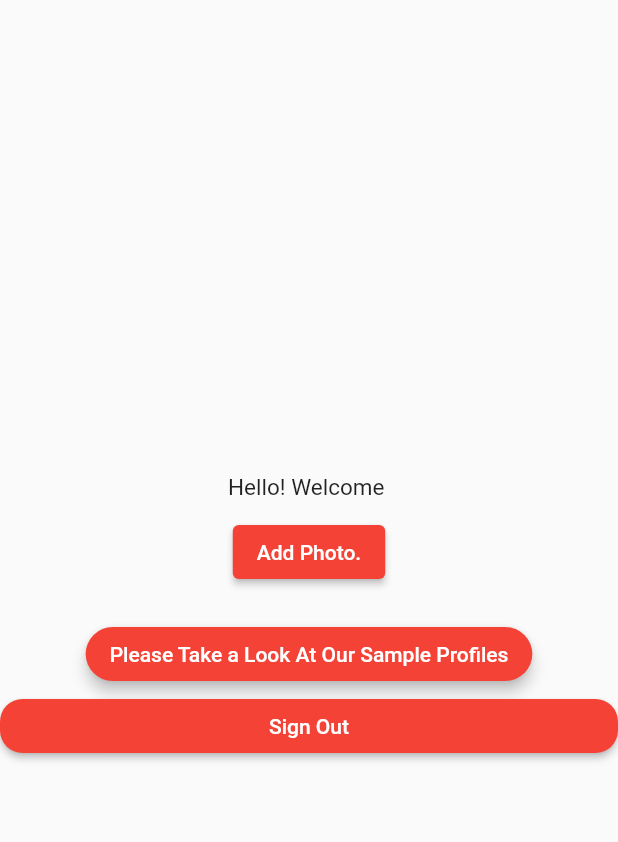
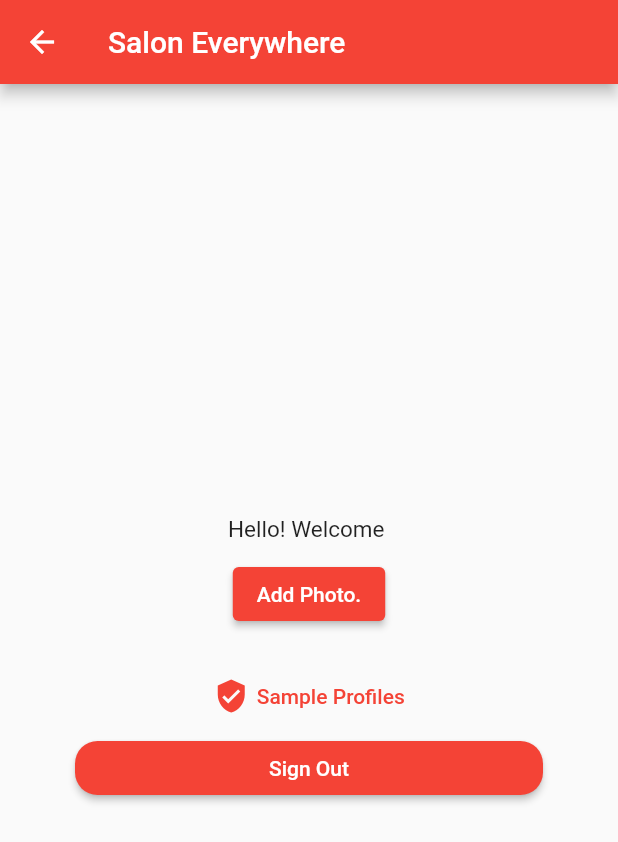
Before and after one commit to ahmadsami07/Flutter_Auth_Amplify, a Flutter app: the LoginScreen screen opened directly, after a tap on "Login", on a phone screen of 412 x 824 dp. Shown: the top 842 px of the screen. Run offline on Flutter 3.47's test engine with Material 2 defaults, Android fonts, the phone set to English and light mode, and no system bars; our stand-ins replace flutter_login, image_picker, webview_flutter; missing offline and left inert: amplify_analytics_pinpoint, amplify_auth_cognito, amplify_datastore, amplify_datastore_plugin_interface, amplify_flutter; accounts and stored records are empty.

Commit message:
sample profiles working

```diff
--- a/lib/Services/authentication.dart
+++ b/lib/Services/authentication.dart
@@ -6,6 +6,18 @@ import '../login_confirm.dart';
 import '../models/User.dart';
 
 class auth {
+  void _showError(BuildContext context, String message) {
+    ScaffoldMessenger.of(context).showSnackBar(
+      SnackBar(
+        backgroundColor: Colors.redAccent,
+        content: Text(
+          message,
+          style: TextStyle(fontSize: 15),
+        ),
+      ),
+    );
+  }
+
   signup(email, password, context) async {
     try {
       User myUser = User(name: email, email: email, profilePic: "");
@@ -39,12 +51,14 @@ class auth {
     }
   }
 
-  signin(email, password) async {
+  signin(email, password, context) async {
     try {
       SignInResult result =
           await Amplify.Auth.signIn(username: email, password: password);
-      return result;
+      Navigator.of(context).push(
+          MaterialPageRoute(builder: (context) => landingpage(email: email)));
     } on AuthException catch (e) {
+      _showError(context, e.recoverySuggestion);
       print(e.message);
     }
   }
--- /dev/null
+++ b/lib/Widget/appbar.dart
@@ -0,0 +1,8 @@
+import 'package:flutter/cupertino.dart';
+import 'package:flutter/material.dart';
+
+Widget myAppBar(BuildContext context) {
+  return AppBar(
+    title: Text("Salon Everywhere"),
+  );
+}
--- a/lib/landing_page.dart
+++ b/lib/landing_page.dart
@@ -1,5 +1,7 @@
 import 'package:flutter/material.dart';
 import 'package:image_picker/image_picker.dart';
+import 'package:loginapp2/Widget/appbar.dart';
+import 'package:loginapp2/screens/SampleScreen.dart';
 import 'package:webview_flutter/webview_flutter.dart';
 import 'loginscreen.dart';
 import 'models/User.dart';
@@ -78,6 +80,7 @@ class _landingpageState extends State<landingpage> {
   @override
   Widget build(BuildContext context) {
     return Scaffold(
+      appBar: myAppBar(context),
       body: Center(
         child: Column(
           mainAxisAlignment: MainAxisAlignment.center,
@@ -111,28 +114,33 @@ class _landingpageState extends State<landingpage> {
                   child: Text("Add Photo.")),
             const Padding(padding: EdgeInsets.only(top: 10)),
             const Padding(padding: EdgeInsets.only(top: 10)),
-            MaterialButton(
+            TextButton(
               onPressed: () {
-                WebView(
-                  initialUrl: "https://saloneverywhere.com/sample-profiles",
-                  javascriptMode: JavascriptMode.unrestricted,
+                Navigator.of(context).push(
+                  MaterialPageRoute(builder: (_) {
+                    return SampleScreen();
+                  }),
                 );
               },
-              elevation: 4,
-              color: Theme.of(context).primaryColor,
-              disabledColor: Colors.red.shade200,
-              shape: RoundedRectangleBorder(
-                borderRadius: BorderRadius.all(Radius.circular(20)),
-              ),
-              child: Text(
-                'Please Take a Look At Our Sample Profiles',
+              child: Row(
+                mainAxisAlignment: MainAxisAlignment.center,
+                crossAxisAlignment: CrossAxisAlignment.center,
+                children: [
+                  Icon(Icons.verified_user),
+                  const Padding(padding: EdgeInsets.only(left: 5)),
+                  Text(
+                    'Sample Profiles',
                     style: TextStyle(
-                  color: Colors.white,
+                      color: Colors.red,
                       fontSize: 14,
                     ),
                   ),
+                ],
               ),
-            Container(
+            ),
+            Padding(
+              padding: const EdgeInsets.symmetric(horizontal: 50),
+              child: Container(
                 child: ElevatedButton(
                   style: ButtonStyle(
                     shape: MaterialStateProperty.all<RoundedRectangleBorder>(
@@ -149,6 +157,7 @@ class _landingpageState extends State<landingpage> {
                   ),
                 ),
               ),
+            ),
           ],
         ),
       ),
--- a/lib/loginscreen.dart
+++ b/lib/loginscreen.dart
@@ -14,6 +14,7 @@ class LoginScreen extends StatefulWidget {
 
 class _LoginScreenState extends State<LoginScreen> {
   String email, password;
+  bool _passwordHidden = true;
   var userloggedin;
   @override
   void initState() {
@@ -37,18 +38,36 @@ class _LoginScreenState extends State<LoginScreen> {
                   color: Colors.white,
                   boxShadow: [BoxShadow(color: Colors.grey.withOpacity(0.7))],
                   borderRadius: BorderRadius.circular(20.0)),
-            child: Column(children: [
+              child: Column(
+                children: [
                   TextFormField(
-                  decoration: InputDecoration(hintText: 'Email'),
+                      decoration: InputDecoration(
+                        fillColor: Color(0xffdadbda),
+                        contentPadding: EdgeInsets.only(left: 15),
+                        filled: true,
+                        border: OutlineInputBorder(
+                          borderSide: BorderSide.none,
+                        ),
+                        hintText: 'Email',
+                        hintStyle: TextStyle(color: Colors.grey),
+                      ),
                       onChanged: (val) {
                         setState(() {
                           email = val;
                         });
                       }),
                   TextFormField(
-                  decoration:
-                      InputDecoration(hintText: 'Please Enter Password'),
-                  obscureText: true,
+                      decoration: InputDecoration(
+                          hintText: 'Please Enter Password',
+                          suffixIcon: IconButton(
+                            icon: Icon(Icons.visibility_off_rounded),
+                            onPressed: () {
+                              setState(() {
+                                _passwordHidden = !_passwordHidden;
+                              });
+                            },
+                          )),
+                      obscureText: _passwordHidden,
                       onChanged: (val) {
                         setState(() {
                           password = val;
@@ -61,30 +80,50 @@ class _LoginScreenState extends State<LoginScreen> {
                     },
                     child: Text('Forgot Password?'),
                   ),
-              //  SizedBox(height: 3.0),
-              //ElevatedButton(
-              //  onPressed: () {
-              //  Amplify.Auth.signOut();
-              //},
-              //child: Center(child: Text('Sign Out'))),
                   SizedBox(height: 5.0),
                   ElevatedButton(
+                    style: ButtonStyle(
+                      padding: MaterialStateProperty.all<EdgeInsets>(
+                        EdgeInsets.only(top: 5, bottom: 5, left: 50, right: 50),
+                      ),
+                      shape: MaterialStateProperty.all<RoundedRectangleBorder>(
+                        RoundedRectangleBorder(
+                          borderRadius: BorderRadius.circular(40),
+                        ),
+                      ),
+                      backgroundColor: MaterialStateProperty.resolveWith<Color>(
+                        (Set<MaterialState> states) {
+                          if (states.contains(MaterialState.pressed))
+                            return Colors.red;
+                          if (states.contains(MaterialState.disabled))
+                            return Colors.grey;
+                          return Colors.red;
+                        },
+                      ),
+                    ),
                     onPressed: () {
-                    if (auth().signin(email, password) != null) {
-                      Navigator.of(context).push(MaterialPageRoute(
-                          builder: (context) => landingpage(email: email)));
-                    }
+                      auth().signin(email, password, context);
                     },
-                  child: Center(child: Text('Login'))),
+                    child: Center(
+                      child: Text('Login'),
+                    ),
+                  ),
                   SizedBox(height: 3.0),
                   ElevatedButton(
                     onPressed: () {
                       Navigator.of(context).push(MaterialPageRoute(
                           builder: (context) => signupscreen()));
                     },
-                  child: Center(child: Text('SIGN UP'))),
-            ]))
+                    child: Center(
+                      child: Text('SIGN UP'),
+                    ),
+                  ),
                 ],
-    )));
+              ),
+            ),
+          ],
+        ),
+      ),
+    );
   }
 }
```
Also changed, not shown: lib/main.dart (+0 -9 lines), lib/passwordrecovery.dart (+35 -29 lines), lib/screens/SampleScreen.dart (added, +22 -0 lines). Lines whose indentation alone changed are shown as unchanged.
